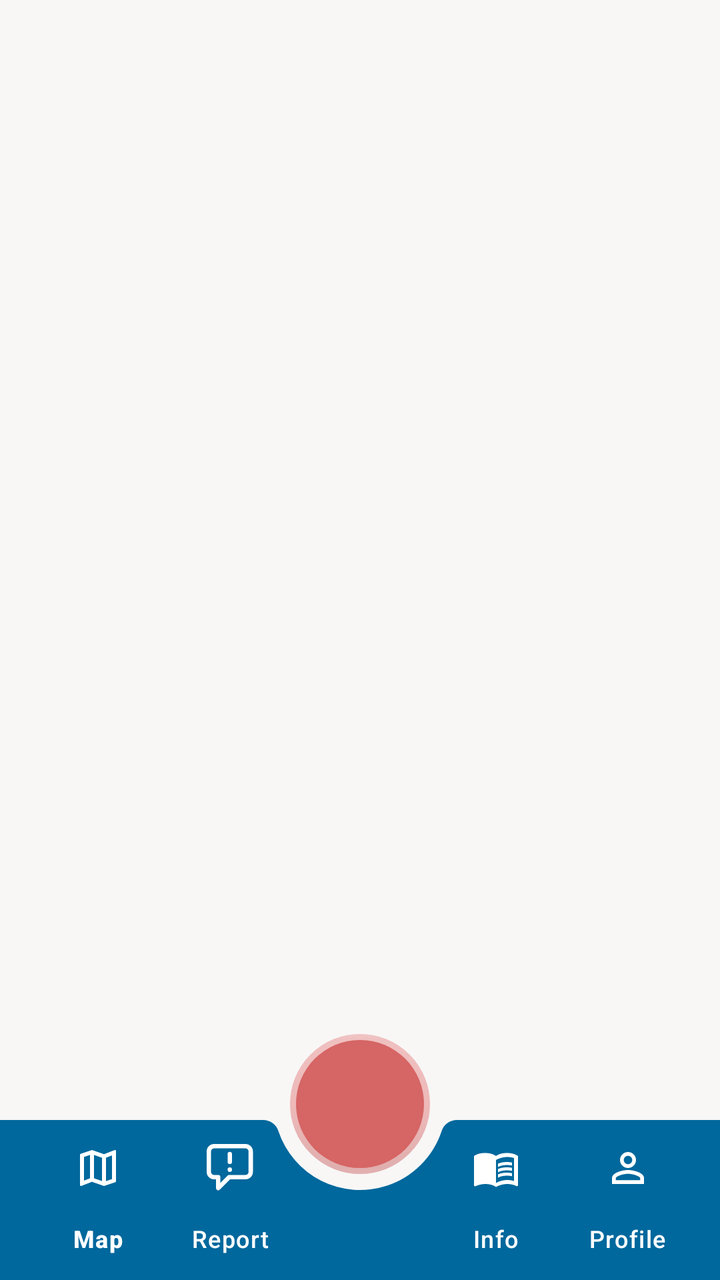
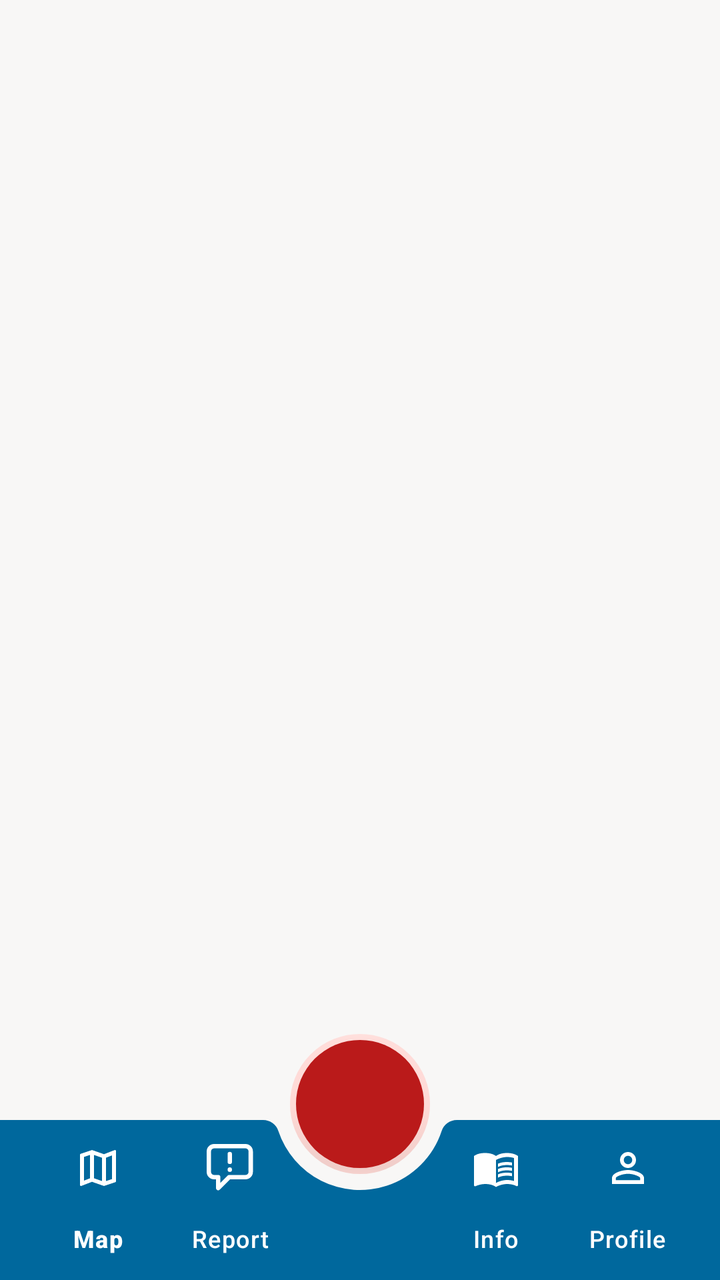

Before-and-after screenshots of an Android layout around one commit, followed by the original layout XML and the change that was made.
<!-- AndroidManifest.xml: application theme Theme.SafeGuardApp -->
<!-- res/layout/activity_main.xml -->
<?xml version="1.0" encoding="utf-8"?>
<androidx.coordinatorlayout.widget.CoordinatorLayout
    xmlns:android="http://schemas.android.com/apk/res/android"
    xmlns:app="http://schemas.android.com/apk/res-auto"
    xmlns:tools="http://schemas.android.com/tools"
    android:layout_width="match_parent"
    android:layout_height="match_parent"
    tools:context=".MainActivity">

    <FrameLayout
        android:layout_width="match_parent"
        android:layout_height="match_parent"
        android:id="@+id/frame_layout"/>

    <com.google.android.material.bottomappbar.BottomAppBar
        android:id="@+id/bottomAppBar"
        android:layout_width="match_parent"
        android:layout_height="wrap_content"
        android:layout_gravity="bottom"
        android:backgroundTint="@color/md_theme_light_primary"
        app:fabAnchorMode="cradle"
        app:fabAlignmentMode="center"
        app:fabCradleMargin="8dp"
        app:fabCradleRoundedCornerRadius="8dp"
        app:fabCradleVerticalOffset="8dp">


        <com.google.android.material.bottomnavigation.BottomNavigationView
            android:layout_width="match_parent"
            android:layout_height="match_parent"
            android:id="@+id/bottomNavigationView"
            android:background="@android:color/transparent"
            android:layout_marginEnd="5dp"
            app:labelVisibilityMode="labeled"
            app:itemIconTint="@color/md_theme_light_onPrimary"
            app:itemTextColor="@color/md_theme_light_onPrimary"
            app:menu="@menu/bottom_nav_menu" />


    </com.google.android.material.bottomappbar.BottomAppBar>

    <com.google.android.material.floatingactionbutton.FloatingActionButton
        android:layout_width="wrap_content"
        android:layout_height="wrap_content"
        android:foreground="@drawable/sos_ic"
        android:foregroundGravity="center"
        android:backgroundTint="#D66565"
        app:fabCustomSize="70dp"
        app:layout_anchor="@id/bottomAppBar"
        app:backgroundTint="#EEB9B9"
        app:shapeAppearance="@style/Widget.Material3.CircularProgressIndicator.Medium"
        app:borderWidth="3dp"
        app:elevation="0dp"
        android:contentDescription="@string/sosbtn" />


</androidx.coordinatorlayout.widget.CoordinatorLayout>
<!-- resources referenced by this layout -->
<resources>
  <color name="md_theme_light_onPrimary">#FFFFFF</color>
  <color name="md_theme_light_primary">#00689D</color>
  <string name="sosbtn">sosbtn</string>
  <style name="Base.Theme.SafeGuardApp" parent="Theme.Material3.Light.NoActionBar">
          <item name="android:windowIsTranslucent">true</item>
  
          <item name="colorPrimary">@color/md_theme_light_primary</item>
          <item name="colorOnPrimary">@color/md_theme_light_onPrimary</item>
          <item name="colorPrimaryContainer">@color/md_theme_light_primaryContainer</item>
          <item name="colorOnPrimaryContainer">@color/md_theme_light_onPrimaryContainer</item>
  
          <item name="colorSecondary">@color/md_theme_light_secondary</item>
          <item name="colorOnSecondary">@color/md_theme_light_onSecondary</item>
          <item name="colorSecondaryContainer">@color/md_theme_light_secondaryContainer</item>
          <item name="colorOnSecondaryContainer">@color/md_theme_light_onSecondaryContainer</item>
  
          <item name="colorTertiary">@color/md_theme_light_tertiary</item>
          <item name="colorOnTertiary">@color/md_theme_light_onTertiary</item>
          <item name="colorTertiaryContainer">@color/md_theme_light_tertiaryContainer</item>
          <item name="colorOnTertiaryContainer">@color/md_theme_light_onTertiaryContainer</item>
  
          <item name="colorError">@color/md_theme_light_error</item>
          <item name="colorErrorContainer">@color/md_theme_light_errorContainer</item>
          <item name="colorOnError">@color/md_theme_light_onError</item>
          <item name="colorOnErrorContainer">@color/md_theme_light_onErrorContainer</item>
  
          <item name="android:colorBackground">@color/md_theme_light_background</item>
          <item name="colorOnBackground">@color/md_theme_light_onBackground</item>
  
          <item name="colorOutline">@color/md_theme_light_outline</item>
          <item name="colorOnSurfaceInverse">@color/md_theme_light_inverseOnSurface</item>
          <item name="colorSurfaceInverse">@color/md_theme_light_inverseSurface</item>
          <item name="colorSurface">@color/md_theme_light_surface</item>
          <item name="colorOnSurface">@color/md_theme_light_onSurface</item>
          <item name="colorSurfaceVariant">@color/md_theme_light_surfaceVariant</item>
          <item name="colorOnSurfaceVariant">@color/md_theme_light_onSurfaceVariant</item>
          <item name="colorPrimaryInverse">@color/md_theme_light_inversePrimary</item>
  
          <item name="android:statusBarColor">?attr/colorPrimaryVariant</item>
  
      </style>
  <color name="md_theme_light_secondary">#51606F</color>
  <color name="md_theme_light_onSecondary">#FFFFFF</color>
  <color name="md_theme_light_tertiary">#66587B</color>
  <color name="md_theme_light_onTertiary">#FFFFFF</color>
  <color name="md_theme_light_error">#BA1A1A</color>
  <color name="md_theme_light_errorContainer">#FFDAD6</color>
  <color name="md_theme_light_onError">#FFFFFF</color>
  <color name="md_theme_light_background">#F8F7F6</color>
  <color name="md_theme_light_onBackground">#1A1C1E</color>
  <color name="md_theme_light_outline">#72787E</color>
  <color name="md_theme_light_inverseSurface">#2F3133</color>
  <color name="md_theme_light_surface">#F9F9FC</color>
  <color name="md_theme_light_onSurface">#1A1C1E</color>
  <color name="md_theme_light_surfaceVariant">#DEE3EB</color>
  <color name="md_theme_light_onSurfaceVariant">#42474E</color>
  <color name="md_theme_light_inversePrimary">#92CCFF</color>
  <!-- unchanged entries left out for length: 10 -->
</resources>

<!-- the commit's change to res/layout/activity_main.xml (unified diff, before → after) -->
@@ -44,10 +44,10 @@
         android:layout_height="wrap_content"
         android:foreground="@drawable/sos_ic"
         android:foregroundGravity="center"
-        android:backgroundTint="#D66565"
+        android:backgroundTint="@color/md_theme_light_error"
         app:fabCustomSize="70dp"
         app:layout_anchor="@id/bottomAppBar"
-        app:backgroundTint="#EEB9B9"
+        app:backgroundTint="@color/md_theme_light_errorContainer"
         app:shapeAppearance="@style/Widget.Material3.CircularProgressIndicator.Medium"
         app:borderWidth="3dp"
         app:elevation="0dp"
<!-- resource entries referenced after the edit -->
@@ -5,6 +5,7 @@
   <string name="sosbtn">sosbtn</string>
   <style name="Base.Theme.SafeGuardApp" parent="Theme.Material3.Light.NoActionBar">
           <item name="android:windowIsTranslucent">true</item>
+          <item name="android:windowAnimationStyle">@style/CustomActivityAnimation</item>
   
           <item name="colorPrimary">@color/md_theme_light_primary</item>
           <item name="colorOnPrimary">@color/md_theme_light_onPrimary</item>
@@ -41,6 +42,12 @@
           <item name="android:statusBarColor">?attr/colorPrimaryVariant</item>
   
       </style>
+  <style name="CustomActivityAnimation" parent="@android:style/Animation.Activity">
+          <item name="android:activityOpenEnterAnimation">@anim/slide_in_right</item>
+          <item name="android:activityOpenExitAnimation">@anim/slide_out_left</item>
+          <item name="android:activityCloseEnterAnimation">@anim/slide_in_left</item>
+          <item name="android:activityCloseExitAnimation">@anim/slide_out_right</item>
+      </style>
   <color name="md_theme_light_secondary">#51606F</color>
   <color name="md_theme_light_onSecondary">#FFFFFF</color>
   <color name="md_theme_light_tertiary">#66587B</color>
